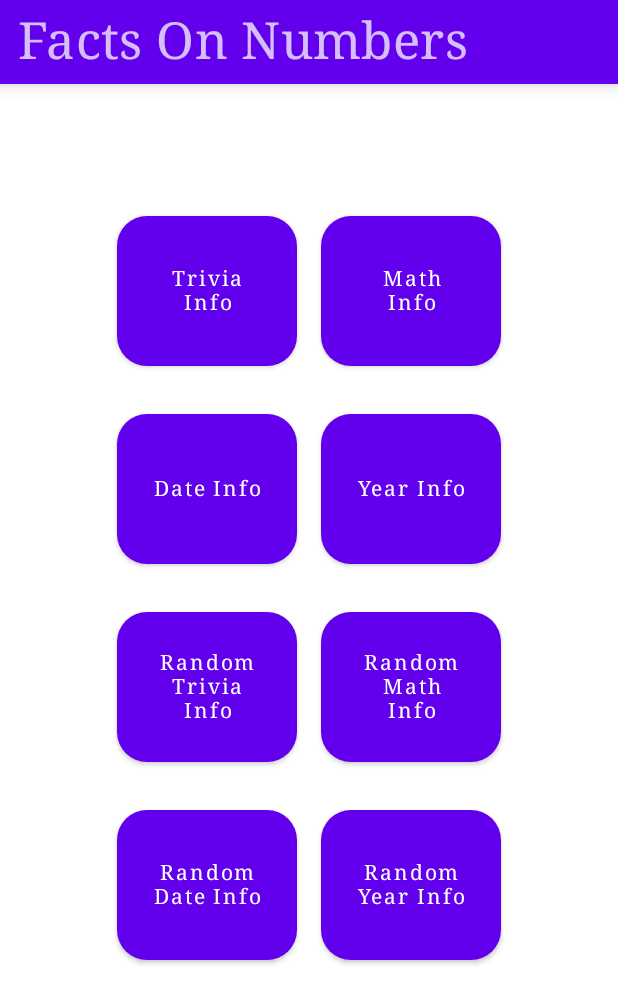
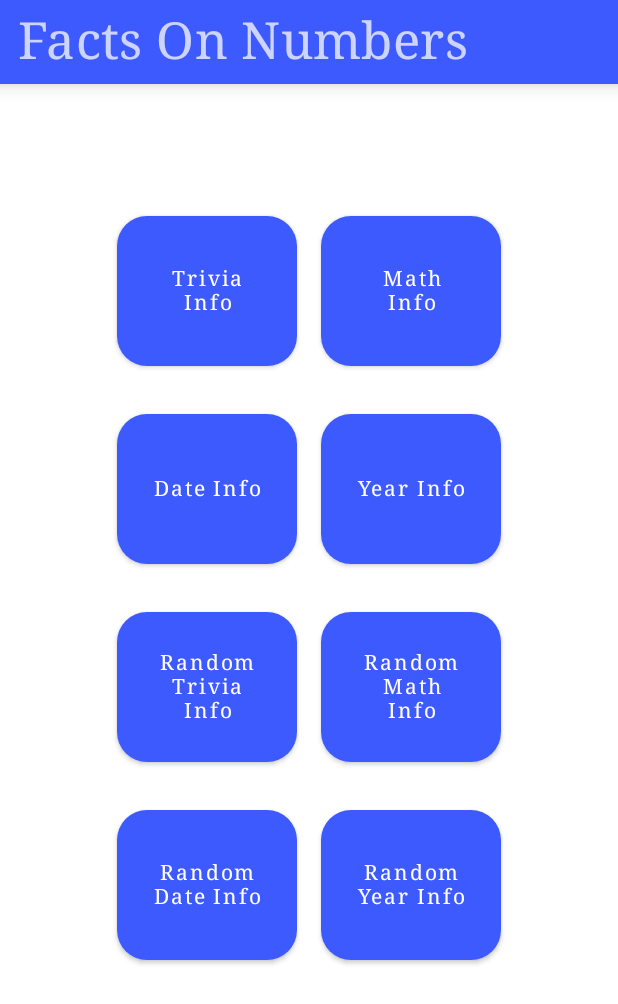
Before and after one commit to Burak-Tasci/FactsOnNumbers, an Android app built with Jetpack Compose: the screen it shows after launch (MainActivity), on a phone screen of 412 x 824 dp. Shown: the top 1004 px of the screen. Run offline under Robolectric (Android 15) with nearby library versions, the phone set to English and light mode, and no system bars; our stand-ins replace Dagger/Hilt's generated code.

Commit message:
change theme colors

```diff
--- a/app/src/main/java/com/tsci/factsonnumbers/presentation/ui/theme/Theme.kt
+++ b/app/src/main/java/com/tsci/factsonnumbers/presentation/ui/theme/Theme.kt
@@ -5,17 +5,25 @@ import androidx.compose.material.MaterialTheme
 import androidx.compose.material.darkColors
 import androidx.compose.material.lightColors
 import androidx.compose.runtime.Composable
+import androidx.compose.ui.graphics.Color
 
 private val DarkColorPalette = darkColors(
-    primary = Purple200,
-    primaryVariant = Purple700,
-    secondary = Teal200
+    primary = Color(0xFF8187ff),
+    primaryVariant = Color(0XFF0031ca),
+    secondary = Color(0xFF757de8),
+    secondaryVariant = Color(0xFF3f51b5),
+    onBackground = Color(0xFF8187ff)
 )
 
 private val LightColorPalette = lightColors(
-    primary = Purple500,
-    primaryVariant = Purple700,
-    secondary = Teal200
+//    primary = Purple500,
+//    primaryVariant = Purple700,
+//    secondary = Teal200,
+    primary = Color(0xFF3d5afe),
+    primaryVariant = Color(0XFF0031ca),
+    secondary = Color(0xFF757de8),
+    secondaryVariant = Color(0xFF3f51b5) ,
+    onBackground = Color(0xFF3d5afe)
 
     /* Other default colors to override
     background = Color.White,
```
